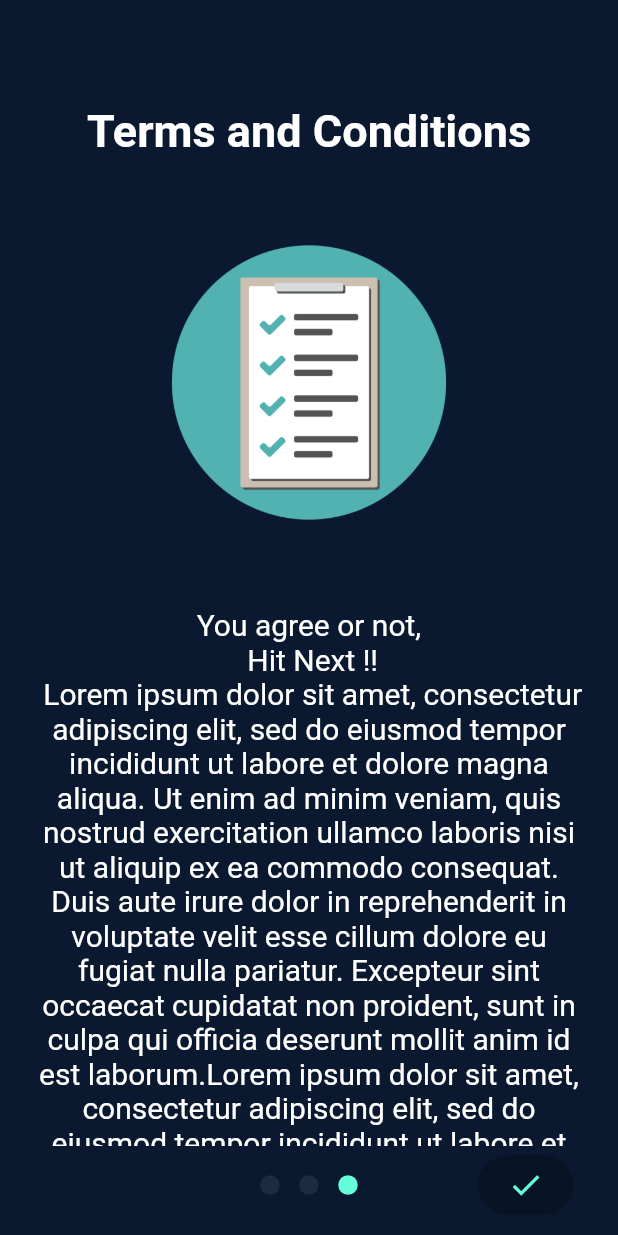
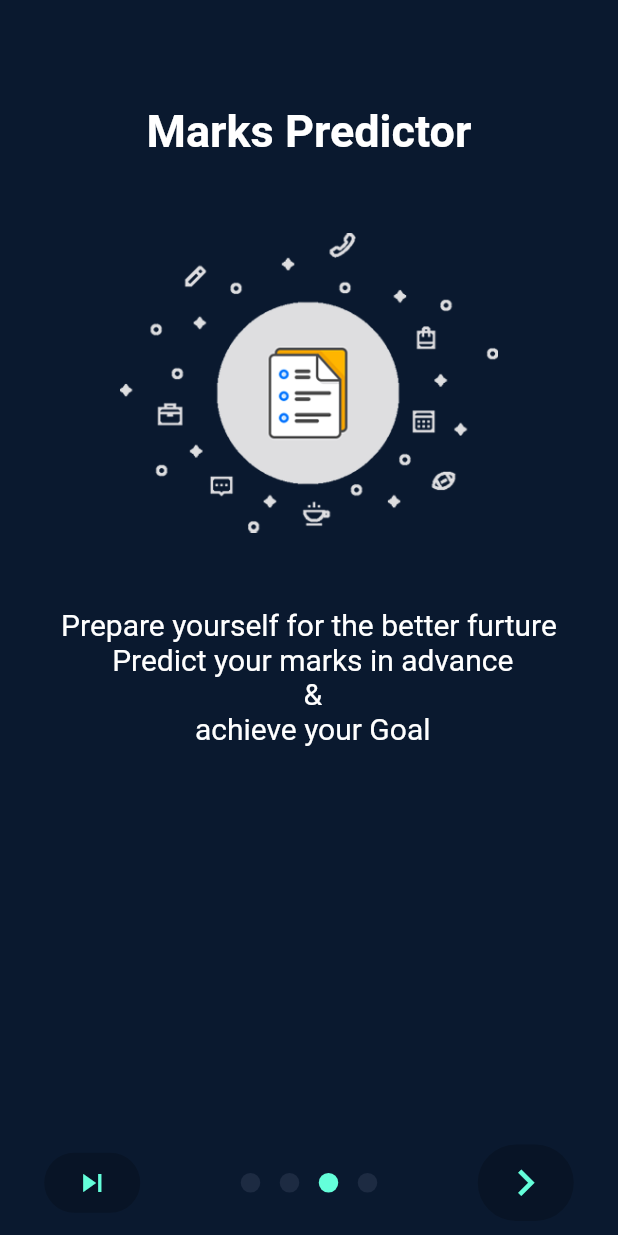
Before and after one commit to nevilparmar11/csiddu-app, a Flutter app: the screen it shows after launch, swiped to page 3, on a phone screen of 412 x 824 dp. Run offline on Flutter 3.47's test engine with Material 2 defaults, Android fonts, the phone set to English and light mode, and no system bars; drawn by our look-alikes of intro_slider; our stand-ins replace cached_network_image, cloud_firestore, curved_navigation_bar, dropdown_formfield, firebase_auth, flutter_screenutil and 5 more; missing offline and left inert: empty_widget, numeric_keyboard, sms; accounts and stored records are empty; Roboto replaces fonts that are missing (QuickSandBold, QuickSandLight).

```diff
--- a/lib/Services/Helper.dart
+++ b/lib/Services/Helper.dart
@@ -45,7 +45,7 @@ Widget handleNoInternet(BuildContext context) {
       child: Column(
         children: <Widget>[
           SizedBox(
-            height: MediaQuery.of(context).size.height / 5,
+            height: MediaQuery.of(context).size.height / 14,
           ),
           EmptyListWidget(
               image: null,
--- a/lib/intro_screen.dart
+++ b/lib/intro_screen.dart
@@ -44,6 +44,23 @@ class _intro_screenState extends State<intro_screen> {
         styleDescription: TextStyle(
             color: Colors.white, fontSize: 20.0, fontFamily: 'QuickSandLight'),
         pathImage: "assets/images/events.png",
+        backgroundColor: MyColors.primaryColor,
+      ),
+    );
+    slides.add(
+      Slide(
+        title: "Marks Predictor",
+        styleTitle: TextStyle(
+          color: Colors.white,
+          fontSize: 30.0,
+          fontWeight: FontWeight.bold,
+          fontFamily: 'QuickSandBold',
+        ),
+        pathImage: "assets/images/im_emptyIcon_2.png",
+        description:
+            "Prepare yourself for the better furture \n Predict your marks in advance \n & \n achieve your Goal",
+        styleDescription: TextStyle(
+            color: Colors.white, fontSize: 20.0, fontFamily: 'QuickSandLight'),
         backgroundColor: MyColors.primaryColor,
       ),
     );
```
Also changed, not shown: lib/Models/EventModel.dart (+6 -2 lines), lib/Screens/EventDetailsPage.dart (+25 -14 lines), lib/Screens/components/body.dart (+7 -5 lines), lib/Screens/components/register_button_testing.dart (+31 -3 lines), 6 other files.
